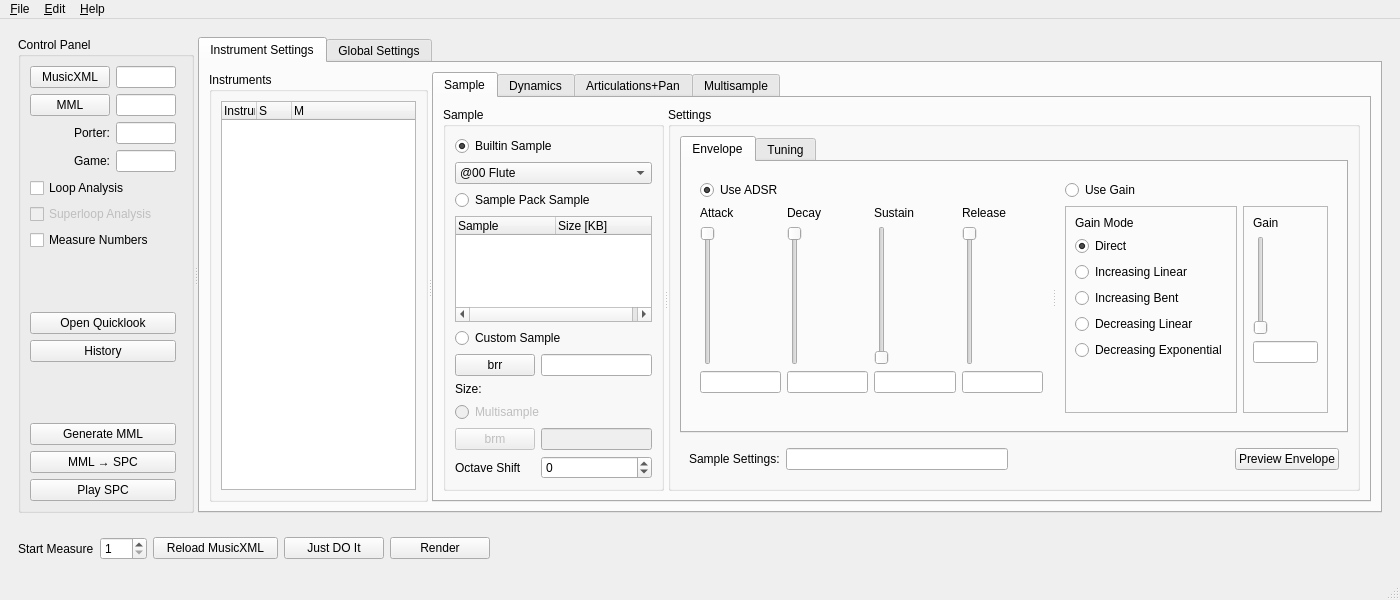
Qt form smw_music/data/dashboard.ui (com-posers-pit/smw_music) before a commit.
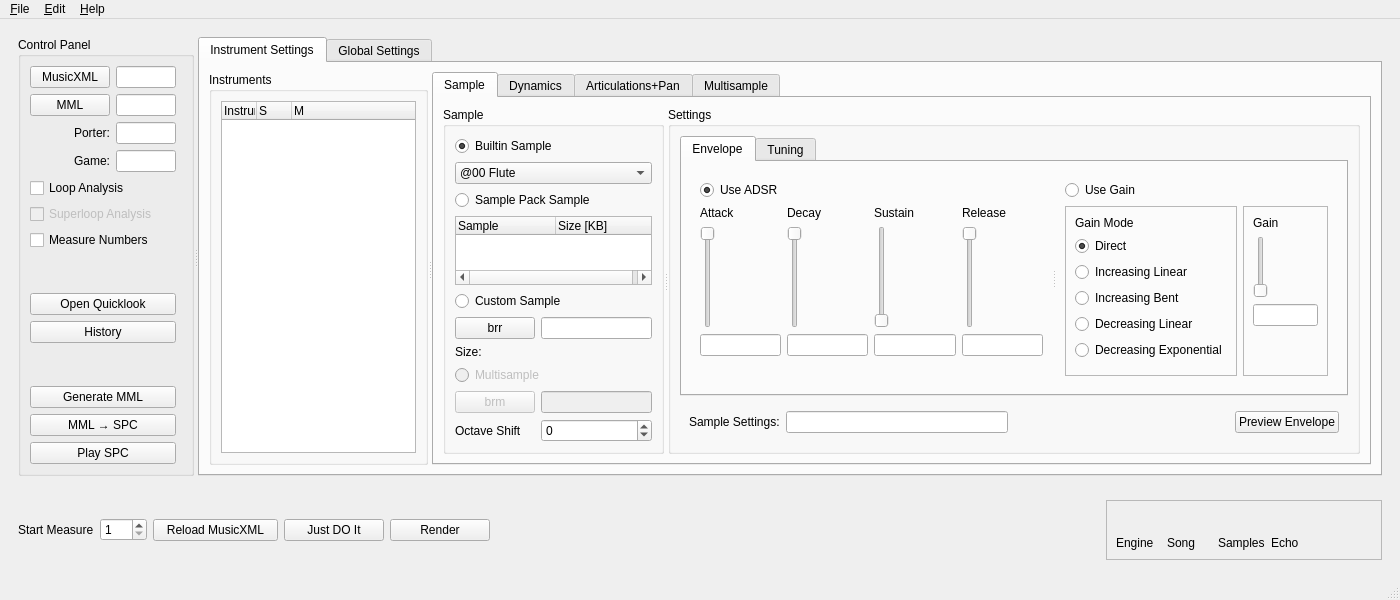
The same form after that commit.

Commit message:
Move ARAM utilization bar
Re #198

Now playing:
Heart Worth Breaking by The Midnight

What changed in the file:
```diff
--- a/smw_music/data/dashboard.ui
+++ b/smw_music/data/dashboard.ui
@@ -2249,6 +2249,72 @@
          </property>
         </spacer>
        </item>
+       <item>
+        <widget class="QFrame" name="utilization_frame">
+         <property name="frameShape">
+          <enum>QFrame::StyledPanel</enum>
+         </property>
+         <property name="frameShadow">
+          <enum>QFrame::Raised</enum>
+         </property>
+         <layout class="QGridLayout" name="gridLayout_17">
+          <item row="2" column="2">
+           <widget class="QLabel" name="utilization_samples">
+            <property name="text">
+             <string>Samples</string>
+            </property>
+           </widget>
+          </item>
+          <item row="2" column="1">
+           <widget class="QLabel" name="utilization_song">
+            <property name="text">
+             <string>Song</string>
+            </property>
+           </widget>
+          </item>
+          <item row="2" column="0">
+           <widget class="QLabel" name="utilization_engine">
+            <property name="text">
+             <string>Engine</string>
+            </property>
+           </widget>
+          </item>
+          <item row="2" column="3">
+           <widget class="QLabel" name="utilization_echo">
+            <property name="text">
+             <string>Echo</string>
+            </property>
+           </widget>
+          </item>
+          <item row="0" column="0" colspan="4">
+           <widget class="QLabel" name="utilization">
+            <property name="minimumSize">
+             <size>
+              <width>200</width>
+              <height>20</height>
+             </size>
+            </property>
+            <property name="text">
+             <string/>
+            </property>
+           </widget>
+          </item>
+          <item row="0" column="4">
+           <widget class="QLabel" name="utilization_pct_free">
+            <property name="minimumSize">
+             <size>
+              <width>50</width>
+              <height>0</height>
+             </size>
+            </property>
+            <property name="text">
+             <string/>
+            </property>
+           </widget>
+          </item>
+         </layout>
+        </widget>
+       </item>
       </layout>
      </widget>
     </item>
```
The commit also changes 3 other files.
